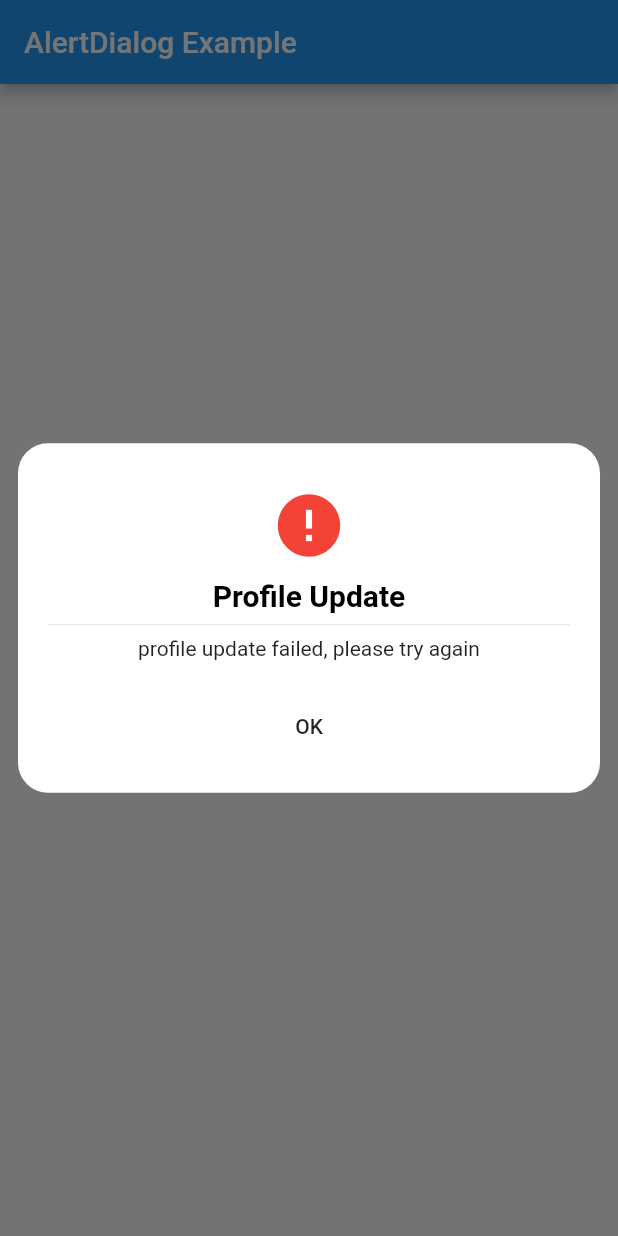
After one commit to venkateshkadalii/vk_alert_dialog, a Flutter app: the screen it shows after launch, after a tap on "Error Dialog", on a phone screen of 412 x 824 dp. The commit adds this screen. Run offline on Flutter 3.47's test engine with Material 2 defaults, Android fonts, the phone set to English and light mode, and no system bars.

Commit message:
Added success and error dialoges

```diff
--- a/example/example/lib/main.dart
+++ b/example/example/lib/main.dart
@@ -28,28 +28,43 @@ class MyHomePage extends StatefulWidget {
 }
 
 class _MyHomePageState extends State<MyHomePage> {
-
   @override
   Widget build(BuildContext context) {
-
     return Scaffold(
       appBar: AppBar(
         title: Text(widget.title),
       ),
       body: Center(
-        child: Container(
-          child: Text('Click below fab for AlertDialog'),
+        child: Column(
+          mainAxisAlignment: MainAxisAlignment.center,
+          children: <Widget>[
+            RaisedButton(
+              onPressed: () async {
+                await VKAlertDialog.successDialog(
+                    icon: Icon(Icons.account_circle),
+                    context: context,
+                    title: 'Profile Update',
+                    description: 'profile has been updated successfully',
+                    buttonText: 'OK');
+              },
+              child: Text('Success Dialog'),
+            ),
+            SizedBox(
+              height: 20.0,
+            ),
+            RaisedButton(
+              onPressed: () async {
+                await VKAlertDialog.errorDialog(
+                    context: context,
+                    title: 'Profile Update',
+                    description: 'profile update failed, please try again',
+                    buttonText: 'OK');
+              },
+              child: Text('Error Dialog'),
+            ),
+          ],
         ),
       ),
-      floatingActionButton: FloatingActionButton(
-        onPressed: () async {
-          await VkAlertDialog.showVkAlertDialog(context: context, willDisplayWidget: Container(
-            child: Text('Custom Alert Dialog!'),
-          ));
-        },
-        tooltip: 'Show Custom Alert Dialog',
-        child: Icon(Icons.message),
-      ), // This trailing comma makes auto-formatting nicer for build methods.
     );
   }
 }
--- a/lib/vk_alert_dialog.dart
+++ b/lib/vk_alert_dialog.dart
@@ -2,36 +2,59 @@ library vk_alert_dialog;
 
 import 'package:flutter/cupertino.dart';
 import 'package:flutter/material.dart';
+import 'package:vk_alert_dialog/widgets/custom_alert_dialog.dart';
 
-class VkAlertDialog {
-  static Future showVkAlertDialog({
+class VKAlertDialog {
+  static Future successDialog({
     @required BuildContext context,
-    @required Widget willDisplayWidget,
+    @required String title,
+    @required String description,
+    @required String buttonText,
+    @required Widget icon,
   }) {
     assert(context != null, "context is null!!");
-    assert(willDisplayWidget != null, "willDisplayWidget is null!!");
+    assert(title != null, "Title is null");
+    assert(description != null, "description is null");
+    assert(buttonText != null, "buttonText is null");
+
     return showDialog(
         context: context,
         builder: (context) {
-          return AlertDialog(
-            shape: RoundedRectangleBorder(
-              borderRadius: BorderRadius.all(Radius.circular(15)),
-            ),
-            content: Column(
-              mainAxisSize: MainAxisSize.min,
-              children: <Widget>[
-                willDisplayWidget,
-                MaterialButton(
-                  color: Colors.white30,
-                  child: Text('close'),
-                  onPressed: () {
-                    Navigator.of(context).pop();
-                  },
-                )
-              ],
-            ),
-            elevation: 10,
+          return CustomAlertDialog(
+            title: title,
+            description: description,
+            type: AlertDialogType.SUCCESS,
+            buttonText: buttonText,
+            icon: icon,
           );
-        });
+        },
+    );
   }
+
+  static Future errorDialog({
+    @required BuildContext context,
+    @required String title,
+    @required String description,
+    @required String buttonText,
+    Widget icon,
+  }) {
+    assert(context != null, "context is null!!");
+    assert(title != null, "Title is null");
+    assert(description != null, "description is null");
+    assert(buttonText != null, "buttonText is null");
+
+    return showDialog(
+      context: context,
+      builder: (context) {
+        return CustomAlertDialog(
+          title: title,
+          description: description,
+          type: AlertDialogType.ERROR,
+          buttonText: buttonText,
+          icon: icon,
+        );
+      },
+    );
+  }
+
 }
--- /dev/null
+++ b/lib/widgets/custom_alert_dialog.dart
@@ -0,0 +1,106 @@
+import 'package:flutter/cupertino.dart';
+import 'package:flutter/material.dart';
+
+
+enum AlertDialogType {
+  SUCCESS,
+  ERROR,
+  WARNING,
+  INFO,
+}
+
+class CustomAlertDialog extends StatelessWidget {
+  final AlertDialogType type;
+  final String title;
+  final String description;
+  final Widget icon;
+  final String buttonText;
+  final TextStyle titleStyle = TextStyle(
+      fontSize: 20.0, color: Colors.black, fontWeight: FontWeight.bold);
+
+  CustomAlertDialog({Key key,
+    this.title = "Successful",
+    @required this.description,
+    this.icon,
+    this.type = AlertDialogType.INFO,
+    this.buttonText = "OK"})
+      : super(key: key);
+
+  @override
+  Widget build(BuildContext context) {
+    return Material(
+        type: MaterialType.transparency,
+        child: Container(
+          alignment: Alignment.center,
+          child: Container(
+            margin: const EdgeInsets.all(12.0),
+            padding: const EdgeInsets.all(20.0),
+            decoration: BoxDecoration(
+              borderRadius: BorderRadius.circular(20.0),
+              color: Colors.white,
+            ),
+            child: Column(
+              mainAxisSize: MainAxisSize.min,
+              children: <Widget>[
+                SizedBox(height: 10.0),
+                icon ??
+                    Icon(
+                      _getIconForType(type),
+                      color: _getColorForType(type),
+                      size: 50,
+                    ),
+                const SizedBox(height: 10.0),
+                Text(
+                  title,
+                  style: titleStyle,
+                  textAlign: TextAlign.center,
+                ),
+                Divider(),
+                Text(
+                  description,
+                  textAlign: TextAlign.center,
+                ),
+                SizedBox(height: 20.0),
+                SizedBox(
+                  width: double.infinity,
+                  child: FlatButton(
+                    padding: const EdgeInsets.all(5.0),
+                    child: Text(buttonText),
+                    onPressed: () => Navigator.pop(context, true),
+                  ),
+                ),
+              ],
+            ),
+          ),
+        ),
+    );
+  }
+
+  IconData _getIconForType(AlertDialogType type) {
+    switch (type) {
+      case AlertDialogType.WARNING:
+        return Icons.warning;
+      case AlertDialogType.SUCCESS:
+        return Icons.check_circle;
+      case AlertDialogType.ERROR:
+        return Icons.error;
+      case AlertDialogType.INFO:
+      default:
+        return Icons.info_outline;
+    }
+  }
+
+  Color _getColorForType(AlertDialogType type) {
+    switch (type) {
+      case AlertDialogType.WARNING:
+        return Colors.orange;
+      case AlertDialogType.SUCCESS:
+        return Colors.green;
+      case AlertDialogType.ERROR:
+        return Colors.red;
+      case AlertDialogType.INFO:
+      default:
+        return Colors.blue;
+    }
+  }
+}
```
Also changed, not shown: 1 other file.
